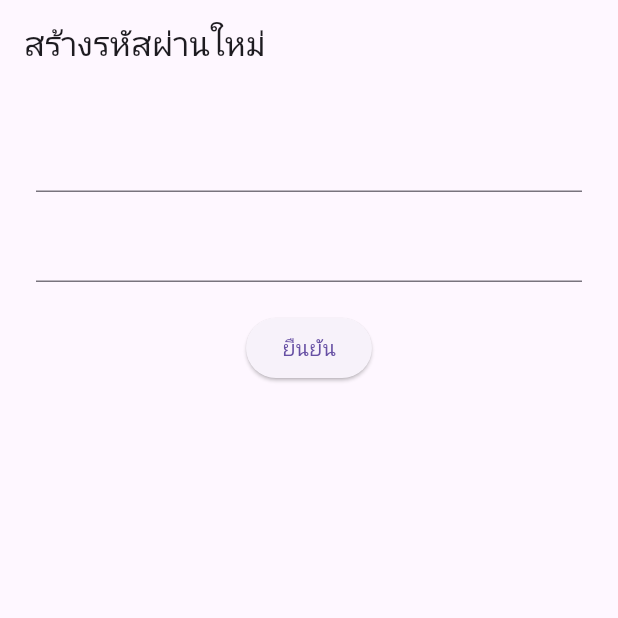
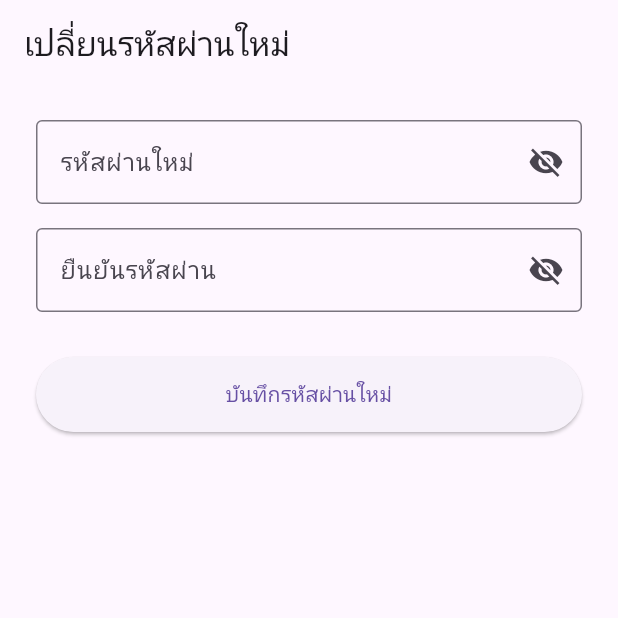
Before and after one commit to toyourmint/Smile-Dental-Clinic, a Flutter app: the ResetPasswordScreen screen opened directly, on a phone screen of 412 x 824 dp, the top half of it. Run offline on Flutter 3.47's test engine with Material 3 defaults, Android fonts, the phone set to English and light mode, and no system bars.

```diff
--- a/frontend/mylogin/lib/screen/packagehome_screen.dart
+++ /dev/null
@@ -1 +0,0 @@
-// TODO Implement this library.
--- a/frontend/mylogin/lib/screen/reset_password_screen.dart
+++ b/frontend/mylogin/lib/screen/reset_password_screen.dart
@@ -1,6 +1,5 @@
 import 'package:flutter/material.dart';
 import 'login_screen.dart';
-import 'otp_screen.dart';
 
 class ResetPasswordScreen extends StatefulWidget {
   const ResetPasswordScreen({super.key});
@@ -11,39 +10,114 @@ class ResetPasswordScreen extends StatefulWidget {
 
 class _ResetPasswordScreenState extends State<ResetPasswordScreen> {
 
-  final pass1 = TextEditingController();
-  final pass2 = TextEditingController();
+  final passController = TextEditingController();
+  final confirmController = TextEditingController();
+
+  bool obscure1 = true;
+  bool obscure2 = true;
+
+  final _formKey = GlobalKey<FormState>();
 
   @override
   Widget build(BuildContext context) {
+
     return Scaffold(
-      appBar: AppBar(title: const Text("สร้างรหัสผ่านใหม่")),
+      appBar: AppBar(
+        title: const Text("เปลี่ยนรหัสผ่านใหม่"),
+      ),
 
       body: Padding(
         padding: const EdgeInsets.all(24),
+
+        child: Form(
+          key: _formKey,
+
           child: Column(
             children: [
 
-            TextField(controller: pass1, obscureText: true),
-            const SizedBox(height: 12),
-            TextField(controller: pass2, obscureText: true),
+              /// 🔹 รหัสผ่านใหม่
+              TextFormField(
+                controller: passController,
+                obscureText: obscure1,
 
-            const SizedBox(height: 20),
+                decoration: InputDecoration(
+                  labelText: "รหัสผ่านใหม่",
+                  border: const OutlineInputBorder(),
 
-            ElevatedButton(
+                  suffixIcon: IconButton(
+                    icon: Icon(
+                        obscure1 ? Icons.visibility_off : Icons.visibility),
                     onPressed: () {
-                if (pass1.text == pass2.text) {
+                      setState(() {
+                        obscure1 = !obscure1;
+                      });
+                    },
+                  ),
+                ),
+
+                validator: (value) {
+                  if (value == null || value.length < 6) {
+                    return "รหัสผ่านอย่างน้อย 6 ตัว";
+                  }
+                  return null;
+                },
+              ),
+
+              const SizedBox(height: 16),
+
+              /// 🔹 ยืนยันรหัสผ่าน
+              TextFormField(
+                controller: confirmController,
+                obscureText: obscure2,
+
+                decoration: InputDecoration(
+                  labelText: "ยืนยันรหัสผ่าน",
+                  border: const OutlineInputBorder(),
+
+                  suffixIcon: IconButton(
+                    icon: Icon(
+                        obscure2 ? Icons.visibility_off : Icons.visibility),
+                    onPressed: () {
+                      setState(() {
+                        obscure2 = !obscure2;
+                      });
+                    },
+                  ),
+                ),
+
+                validator: (value) {
+                  if (value != passController.text) {
+                    return "รหัสผ่านไม่ตรงกัน";
+                  }
+                  return null;
+                },
+              ),
+
+              const SizedBox(height: 30),
+
+              /// 🔹 ปุ่มยืนยัน
+              SizedBox(
+                width: double.infinity,
+                height: 50,
+                child: ElevatedButton(
+                  child: const Text("บันทึกรหัสผ่านใหม่"),
+
+                  onPressed: () {
+                    if (_formKey.currentState!.validate()) {
+
                       Navigator.pushAndRemoveUntil(
                         context,
                         MaterialPageRoute(
-                        builder: (_) => const LoginScreen()),
+                          builder: (_) => const LoginScreen(),
+                        ),
                         (route) => false,
                       );
                     }
                   },
-              child: const Text("ยืนยัน"),
-            )
+                ),
+              ),
             ],
+          ),
         ),
       ),
     );
--- a/frontend/mylogin/pubspec.yaml
+++ b/frontend/mylogin/pubspec.yaml
@@ -28,8 +28,11 @@ environment:
 # the latest version available on pub.dev. To see which dependencies have newer
 # versions available, run `flutter pub outdated`.
 dependencies:
+  http: ^1.2.0
   flutter:
     sdk: flutter
+
+
 
   # The following adds the Cupertino Icons font to your application.
   # Use with the CupertinoIcons class for iOS style icons.
```
Also changed, not shown: frontend/mylogin/lib/screen/login_screen.dart (+72 -28 lines), frontend/mylogin/lib/services/auth_service.dart (added, +27 -0 lines), frontend/mylogin/pubspec.lock. Lines whose indentation alone changed are shown as unchanged.
